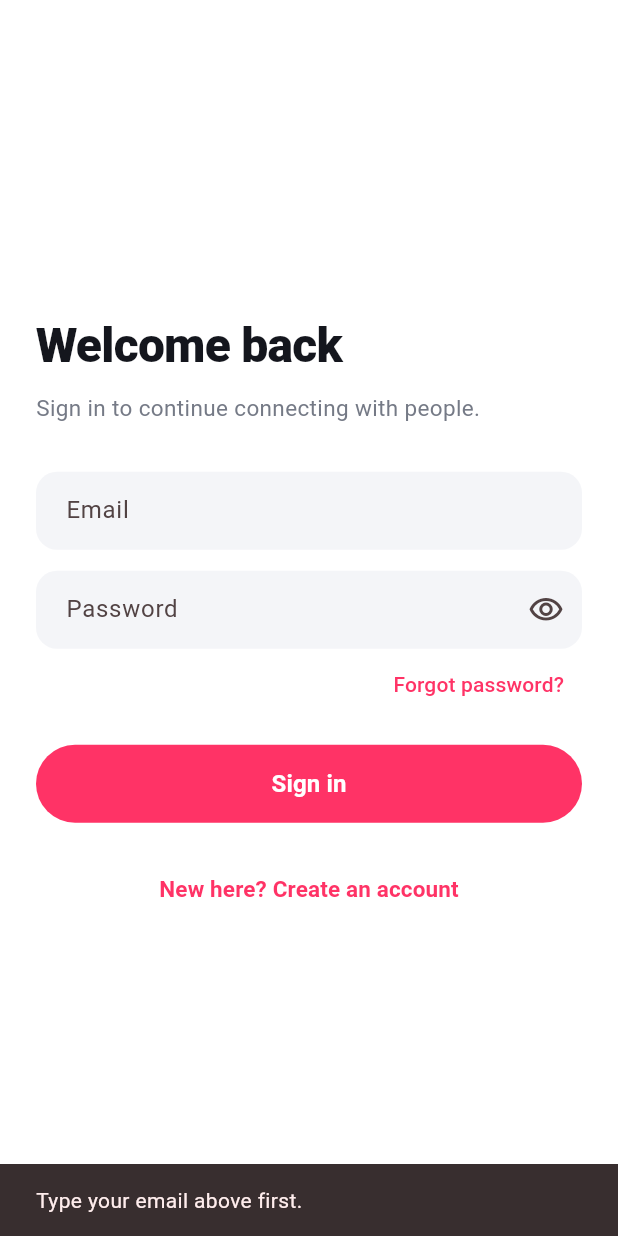
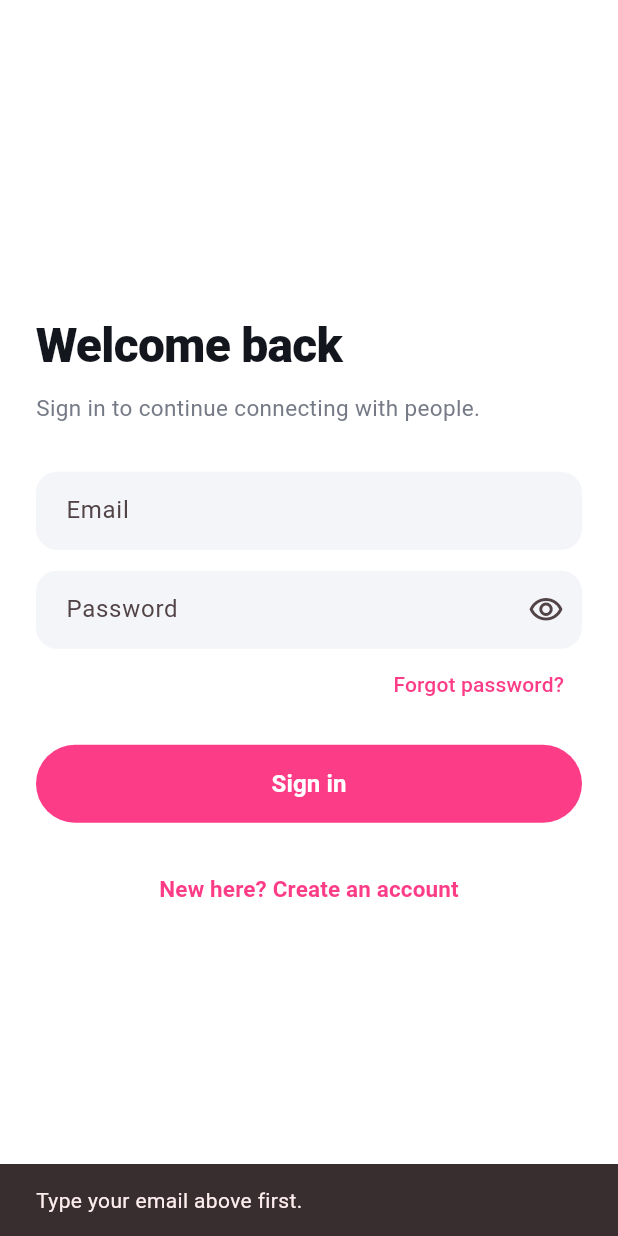
Before and after one commit to Virusboot/rizz, a Flutter app: the screen it shows after launch, after a tap on "Forgot password?", on a phone screen of 412 x 824 dp. Run offline on Flutter 3.47's test engine with Material 3 defaults, Android fonts, the phone set to English and light mode, and no system bars; our stand-ins replace cloud_firestore, firebase_auth, firebase_core, firebase_messaging, firebase_storage, image_picker; accounts and stored records are empty.

Commit message:
feat: integrate official Hookin logo, app launcher icons and pink brand theme across app

```diff
--- a/lib/backend.dart
+++ b/lib/backend.dart
@@ -139,7 +139,7 @@ class Backend {
     required List<String> photos,
   }) async {
     final age = ageFrom(dob);
-    if (age < 18) throw Exception('You must be 18 or older to use Rizz.');
+    if (age < 18) throw Exception('You must be 18 or older to use Hookin.');
     final safePhotos = photos.isNotEmpty
         ? photos
         : [
@@ -559,7 +559,7 @@ class Backend {
     final people = await Future.wait<AppUser?>(ids.map(_safeUser));
     final out = <BlockedUser>[];
     for (var i = 0; i < ids.length; i++) {
-      out.add(BlockedUser(ids[i], people[i]?.name ?? 'Rizz member'));
+      out.add(BlockedUser(ids[i], people[i]?.name ?? 'Hookin member'));
     }
     return out;
   }
--- a/lib/discover.dart
+++ b/lib/discover.dart
@@ -355,7 +355,7 @@ class _SparksScreenState extends State<SparksScreen> {
         trailing: Chip(
           avatar: const Icon(Icons.auto_awesome, size: 16, color: kBrand),
           label: Text(me.canSpark ? 'Sparks (1)' : 'Sparks (0)'),
-          backgroundColor: const Color(0xFFFBE3E5),
+          backgroundColor: kBrandSoft,
           side: BorderSide.none,
           shape: const StadiumBorder(),
         ),
--- a/lib/notifications.dart
+++ b/lib/notifications.dart
@@ -66,7 +66,7 @@ class Notifications {
     }
     final messenger = messengerKey.currentState;
     if (messenger == null) return;
-    final title = m.notification?.title ?? 'Rizz';
+    final title = m.notification?.title ?? 'Hookin';
     final body = m.notification?.body ?? '';
     messenger
       ..hideCurrentSnackBar()
--- a/lib/profile.dart
+++ b/lib/profile.dart
@@ -658,7 +658,7 @@ class _PreferencesScreenState extends State<PreferencesScreen> {
         ),
         const SizedBox(height: 12),
         const Text(
-          'Your intent (Dating, Casual or Open to both) also decides who you see. Change it in My Rizz.',
+          'Your intent (Dating, Casual or Open to both) also decides who you see. Change it in My Hookin.',
           style: TextStyle(color: kMuted, fontSize: 13),
         ),
       ]),
--- a/lib/theme.dart
+++ b/lib/theme.dart
@@ -1,7 +1,8 @@
 import 'package:flutter/material.dart';
 
-const kBrand = Color(0xFFFF3366); // Electric Coral Rose
-const kBrandOrange = Color(0xFFFF6B4A); // Warm Sunset Peach
+const kBrand = Color(0xFFFD3C87); // Hot Pink matching Hookin logo
+const kBrandOrange = Color(0xFFFF5E97); // Radiant Rose companion
+const kBrandSoft = Color(0xFFFFEFF5); // Soft Pink Tint
 const kInk = Color(0xFF14161D);
 const kMuted = Color(0xFF757A86);
 const kSoft = Color(0xFFF4F5F8);
--- a/lib/widgets.dart
+++ b/lib/widgets.dart
@@ -95,71 +95,33 @@ class HookinLogoPainter extends CustomPainter {
 class HookinLogo extends StatelessWidget {
   final double size;
   final bool withName;
+  final bool dark;
   final List<Color>? gradientColors;
 
   const HookinLogo({
     super.key,
     this.size = 32,
     this.withName = true,
+    this.dark = true,
     this.gradientColors,
   });
 
   @override
   Widget build(BuildContext context) {
-    final colors = gradientColors ?? const [kBrand, kBrandOrange];
-    return Row(
-      mainAxisSize: MainAxisSize.min,
-      crossAxisAlignment: CrossAxisAlignment.center,
-      children: [
-        Container(
-          width: size,
-          height: size,
-          decoration: BoxDecoration(
-            gradient: LinearGradient(
-              begin: Alignment.topLeft,
-              end: Alignment.bottomRight,
-              colors: colors,
-            ),
-            borderRadius: BorderRadius.circular(size * 0.28),
-            boxShadow: [
-              BoxShadow(
-                color: colors.first.withOpacity(0.32),
-                blurRadius: size * 0.25,
-                offset: Offset(0, size * 0.1),
-              ),
-            ],
-          ),
-          padding: EdgeInsets.all(size * 0.18),
-          child: CustomPaint(
-            painter: HookinLogoPainter(
-              primaryColor: Colors.white,
-              secondaryColor: Colors.white,
-            ),
-          ),
-        ),
-        if (withName) ...[
-          const SizedBox(width: 10),
-          RichText(
-            text: TextSpan(
-              style: TextStyle(
-                fontSize: size * 0.88,
-                fontWeight: FontWeight.w900,
-                letterSpacing: -0.8,
-              ),
-              children: [
-                const TextSpan(
-                  text: 'hook',
-                  style: TextStyle(color: kInk),
-                ),
-                TextSpan(
-                  text: 'in',
-                  style: TextStyle(color: colors.first),
-                ),
-              ],
-            ),
-          ),
-        ],
-      ],
+    if (withName) {
+      return Image.asset(
+        dark
+            ? 'assets/images/hookin_logo_dark.png'
+            : 'assets/images/hookin_logo.png',
+        height: size,
+        fit: BoxFit.contain,
+      );
+    }
+    return Image.asset(
+      'assets/images/hookin_icon.png',
+      height: size,
+      width: size,
+      fit: BoxFit.contain,
     );
   }
 }
--- a/pubspec.yaml
+++ b/pubspec.yaml
@@ -23,3 +23,5 @@ dev_dependencies:
 
 flutter:
   uses-material-design: true
+  assets:
+    - assets/images/
```
Also changed, not shown: assets/images/hookin_icon.png (added), assets/images/hookin_logo.png (added), assets/images/hookin_logo_dark.png (added), 5 other files.
